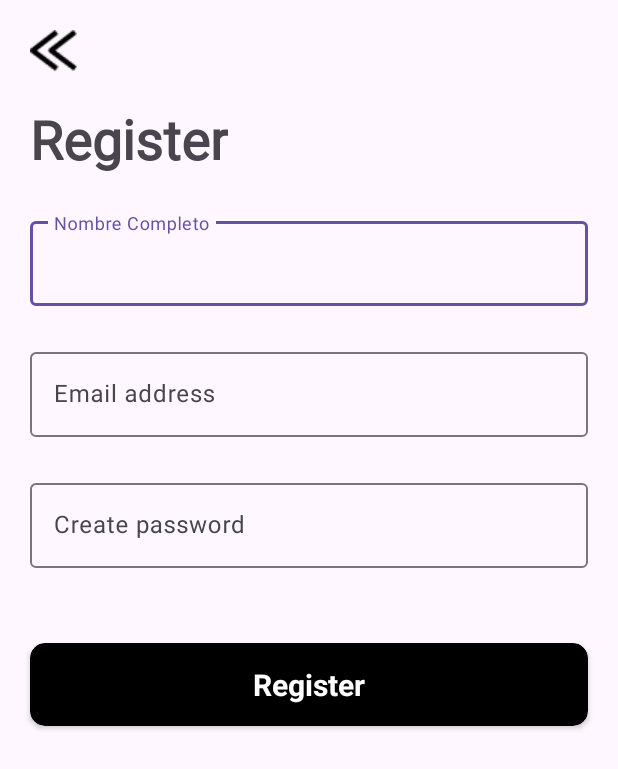
After one commit to ricardosr4/DogsApp, an Android app: the RegisterActivity screen opened directly, with no data from a screen before it, on a phone screen of 412 x 824 dp. The commit adds this screen. Shown: the top 769 px of the screen. Run offline under Robolectric (Android 15) with nearby library versions, the phone set to English and light mode, and no system bars.

Commit message:
creacion xml register

```diff
--- a/app/build.gradle.kts
+++ b/app/build.gradle.kts
@@ -33,6 +33,9 @@ android {
     kotlinOptions {
         jvmTarget = "1.8"
     }
+    viewBinding {
+        enable = true
+    }
 }
 
 dependencies {
--- a/app/src/main/AndroidManifest.xml
+++ b/app/src/main/AndroidManifest.xml
@@ -13,10 +13,13 @@
         android:theme="@style/Theme.DogsApp"
         tools:targetApi="31">
         <activity
+            android:name=".ui.activity.register.RegisterActivity"
+            android:exported="false" />
+        <activity
             android:name=".MainActivity"
             android:exported="false" />
         <activity
-            android:name=".ui.PreLoginActivity"
+            android:name=".ui.activity.preLogin.presenter.PreLoginActivity"
             android:exported="true">
             <intent-filter>
                 <action android:name="android.intent.action.MAIN" />
--- a/app/src/main/java/com/example/dogsapp/ui/PreLoginActivity.kt
+++ /dev/null
@@ -1,21 +0,0 @@
-package com.example.dogsapp.ui
-
-import android.os.Bundle
-import androidx.activity.enableEdgeToEdge
-import androidx.appcompat.app.AppCompatActivity
-import androidx.core.view.ViewCompat
-import androidx.core.view.WindowInsetsCompat
-import com.example.dogsapp.R
-
-class PreLoginActivity : AppCompatActivity() {
-    override fun onCreate(savedInstanceState: Bundle?) {
-        super.onCreate(savedInstanceState)
-        enableEdgeToEdge()
-        setContentView(R.layout.activity_pre_login)
-        ViewCompat.setOnApplyWindowInsetsListener(findViewById(R.id.main)) { v, insets ->
-            val systemBars = insets.getInsets(WindowInsetsCompat.Type.systemBars())
-            v.setPadding(systemBars.left, systemBars.top, systemBars.right, systemBars.bottom)
-            insets
-        }
-    }
-}
--- /dev/null
+++ b/app/src/main/java/com/example/dogsapp/ui/activity/preLogin/presenter/PreLoginActivity.kt
@@ -0,0 +1,28 @@
+package com.example.dogsapp.ui.activity.preLogin.presenter
+
+import android.content.Intent
+import android.os.Bundle
+
+import androidx.appcompat.app.AppCompatActivity
+import com.example.dogsapp.databinding.ActivityPreLoginBinding
+import com.example.dogsapp.ui.activity.register.RegisterActivity
+
+class PreLoginActivity : AppCompatActivity() {
+    private lateinit var binding: ActivityPreLoginBinding
+    override fun onCreate(savedInstanceState: Bundle?) {
+        super.onCreate(savedInstanceState)
+        binding = ActivityPreLoginBinding.inflate(layoutInflater)
+        setContentView(binding.root)
+
+        navigation()
+    }
+
+
+    private fun navigation() {
+        binding.cvRegister.setOnClickListener {
+            val intent = Intent(this, RegisterActivity::class.java)
+            startActivity(intent)
+        }
+
+    }
+}
--- /dev/null
+++ b/app/src/main/java/com/example/dogsapp/ui/activity/register/RegisterActivity.kt
@@ -0,0 +1,19 @@
+package com.example.dogsapp.ui.activity.register
+
+import android.os.Bundle
+import androidx.activity.enableEdgeToEdge
+import androidx.appcompat.app.AppCompatActivity
+import androidx.core.view.ViewCompat
+import androidx.core.view.WindowInsetsCompat
+import com.example.dogsapp.R
+import com.example.dogsapp.databinding.ActivityRegisterBinding
+
+class RegisterActivity : AppCompatActivity() {
+    private lateinit var binding: ActivityRegisterBinding
+    override fun onCreate(savedInstanceState: Bundle?) {
+        super.onCreate(savedInstanceState)
+        binding = ActivityRegisterBinding.inflate(layoutInflater)
+        setContentView(binding.root)
+
+    }
+}
--- a/app/src/main/res/layout/activity_pre_login.xml
+++ b/app/src/main/res/layout/activity_pre_login.xml
@@ -5,7 +5,7 @@
     android:id="@+id/main"
     android:layout_width="match_parent"
     android:layout_height="match_parent"
-    tools:context=".ui.PreLoginActivity">
+    tools:context=".ui.activity.preLogin.presenter.PreLoginActivity">
 
     <ImageView
         android:id="@+id/img_pre_login"
--- /dev/null
+++ b/app/src/main/res/layout/activity_register.xml
@@ -0,0 +1,114 @@
+<?xml version="1.0" encoding="utf-8"?>
+<androidx.constraintlayout.widget.ConstraintLayout xmlns:android="http://schemas.android.com/apk/res/android"
+    xmlns:app="http://schemas.android.com/apk/res-auto"
+    xmlns:tools="http://schemas.android.com/tools"
+    android:id="@+id/main"
+    android:layout_width="match_parent"
+    android:layout_height="match_parent"
+    tools:context=".ui.activity.register.RegisterActivity">
+
+    <ImageButton
+        android:id="@+id/back_button"
+        android:layout_width="wrap_content"
+        android:layout_height="wrap_content"
+        android:layout_marginStart="20dp"
+        android:layout_marginTop="20dp"
+        android:background="?attr/selectableItemBackgroundBorderless"
+        android:contentDescription="@string/imageview"
+        android:src="@drawable/img_back"
+        app:layout_constraintStart_toStartOf="parent"
+        app:layout_constraintTop_toTopOf="parent" />
+
+    <TextView
+
+        android:id="@+id/tv_register_title"
+        android:layout_width="wrap_content"
+        android:layout_height="wrap_content"
+        android:layout_marginStart="20dp"
+        android:layout_marginTop="20dp"
+        android:fontFamily="@font/comfortaa_bold"
+        android:text="@string/register"
+        android:textSize="36sp"
+        android:textStyle="bold"
+        app:layout_constraintStart_toStartOf="parent"
+        app:layout_constraintTop_toBottomOf="@+id/back_button" />
+
+    <com.google.android.material.textfield.TextInputLayout
+        android:id="@+id/tf_full_name"
+        android:layout_width="0dp"
+        android:layout_height="wrap_content"
+        android:layout_marginHorizontal="20dp"
+        android:layout_marginTop="25dp"
+        android:hint="@string/nombre_completo"
+        app:layout_constraintEnd_toEndOf="parent"
+        app:layout_constraintStart_toStartOf="parent"
+        app:layout_constraintTop_toBottomOf="@+id/tv_register_title">
+
+        <com.google.android.material.textfield.TextInputEditText
+            android:id="@+id/et_full_name"
+            android:layout_width="match_parent"
+            android:layout_height="wrap_content"
+            android:inputType="textPersonName" />
+    </com.google.android.material.textfield.TextInputLayout>
+
+    <com.google.android.material.textfield.TextInputLayout
+        android:id="@+id/tf_email"
+        android:layout_width="0dp"
+        android:layout_height="wrap_content"
+        android:layout_marginHorizontal="20dp"
+        android:layout_marginTop="25dp"
+        android:hint="@string/email_address"
+        app:layout_constraintEnd_toEndOf="parent"
+        app:layout_constraintStart_toStartOf="parent"
+        app:layout_constraintTop_toBottomOf="@+id/tf_full_name">
+
+        <com.google.android.material.textfield.TextInputEditText
+            android:id="@+id/et_email"
+            android:layout_width="match_parent"
+            android:layout_height="wrap_content"
+            android:inputType="textPersonName" />
+    </com.google.android.material.textfield.TextInputLayout>
+
+    <com.google.android.material.textfield.TextInputLayout
+        android:id="@+id/tf_password"
+        android:layout_width="0dp"
+        android:layout_height="wrap_content"
+        android:layout_marginHorizontal="20dp"
+        android:layout_marginTop="25dp"
+        android:hint="@string/create_password"
+        app:layout_constraintEnd_toEndOf="parent"
+        app:layout_constraintStart_toStartOf="parent"
+        app:layout_constraintTop_toBottomOf="@+id/tf_email">
+
+        <com.google.android.material.textfield.TextInputEditText
+            android:id="@+id/et_password"
+            android:layout_width="match_parent"
+            android:layout_height="wrap_content"
+            android:inputType="textPersonName" />
+    </com.google.android.material.textfield.TextInputLayout>
+
+    <androidx.cardview.widget.CardView
+        android:id="@+id/cv_register"
+        android:layout_width="match_parent"
+        android:layout_height="55dp"
+        android:layout_marginHorizontal="20dp"
+        android:layout_marginTop="50dp"
+        android:backgroundTint="@color/black"
+        app:cardCornerRadius="10dp"
+        app:layout_constraintEnd_toEndOf="parent"
+        app:layout_constraintStart_toStartOf="parent"
+        app:layout_constraintTop_toBottomOf="@id/tf_password">
+
+        <TextView
+            android:layout_width="wrap_content"
+            android:layout_height="wrap_content"
+            android:layout_gravity="center"
+            android:text="@string/register"
+            android:textColor="@color/white"
+            android:textSize="20sp"
+            android:textStyle="bold" />
+
+
+    </androidx.cardview.widget.CardView>
+
+</androidx.constraintlayout.widget.ConstraintLayout>
--- a/app/src/main/res/values/colors.xml
+++ b/app/src/main/res/values/colors.xml
@@ -3,7 +3,10 @@
     <color name="black">#FF000000</color>
     <color name="white">#FFFFFFFF</color>
 
+    <!-- colors for preLogin -->
     <color name="btn_register">#E97F01</color>
     <color name="btn_invited">#962E2E</color>
     <color name="title_search">#E97F01</color>
+
+
 </resources>
--- a/app/src/main/res/values/strings.xml
+++ b/app/src/main/res/values/strings.xml
@@ -12,4 +12,7 @@
     <string name="friend">Friend</string>
     <string name="search">Search</string>
     <string name="en_caso_de_problemas_comunicarse_con">En caso de problemas comunicarse con</string>
+    <string name="nombre_completo">Nombre Completo</string>
+    <string name="email_address">Email address</string>
+    <string name="create_password">Create password</string>
 </resources>
```
Also changed, not shown: app/src/main/res/drawable/img_back.png (added).
